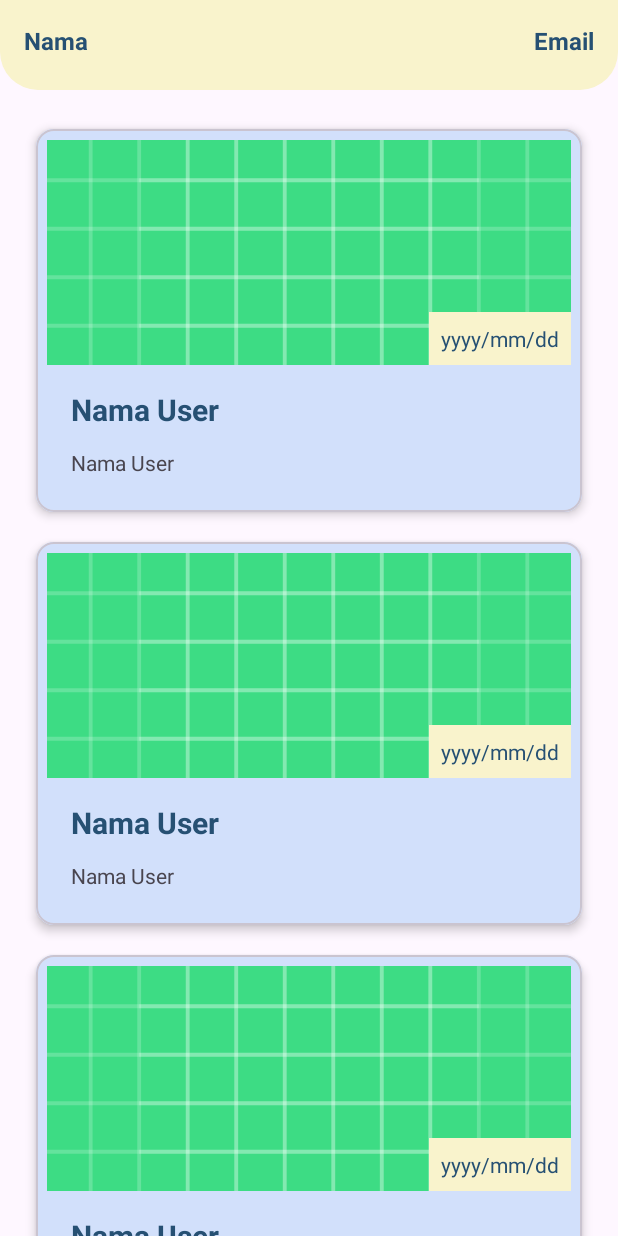
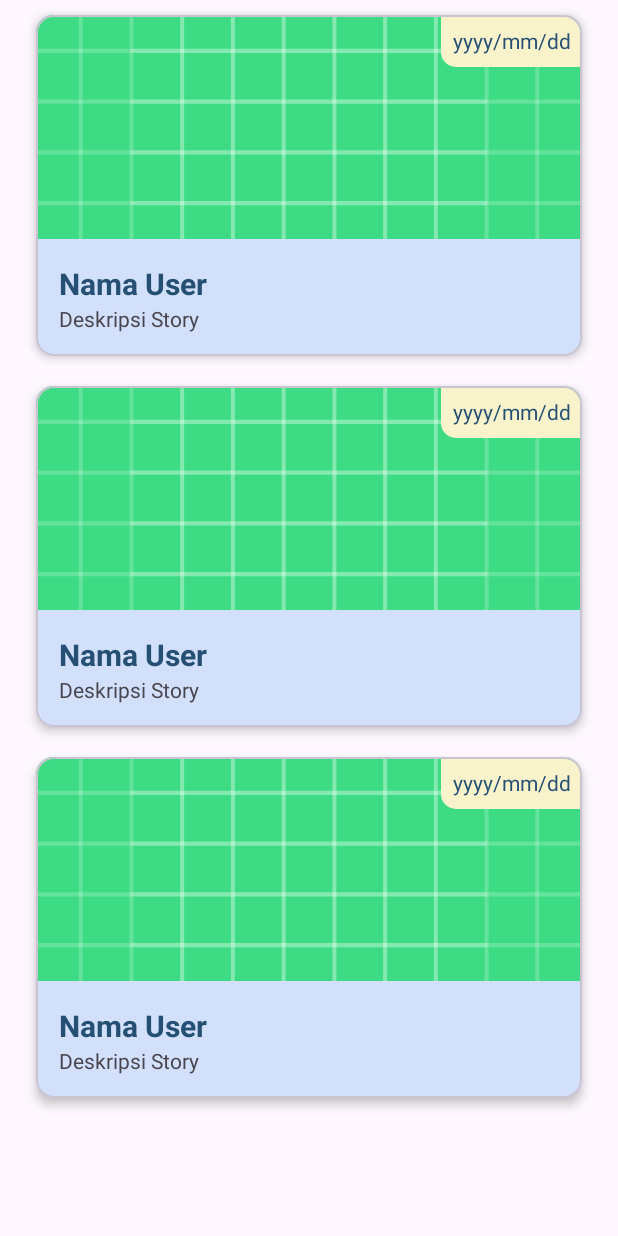
Before and after one commit to uqisya/bangkit-md, an Android app: the layout activity_main.xml on its own in the app's theme, with its tools: preview values and no code run, on a phone screen of 412 x 824 dp. Run offline under Robolectric (Android 15) with nearby library versions, the phone set to English and light mode, and no system bars.

Commit message:
fix(list story): fix recycler view linear layout manager

```diff
--- a/Android_Intermediate/submission/StoryAppSubmission/app/src/main/java/com/dicoding/storyappsubmission/view/main/MainActivity.kt
+++ b/Android_Intermediate/submission/StoryAppSubmission/app/src/main/java/com/dicoding/storyappsubmission/view/main/MainActivity.kt
@@ -42,6 +42,8 @@ class MainActivity : AppCompatActivity() {
 
         setBackgroundActionBar()
         supportActionBar?.show()
+
+        setLayoutAdapter()
 
         val viewModelFactory = ViewModelFactory.getInstance(this@MainActivity)
         viewModel = ViewModelProvider(this, viewModelFactory)[MainViewModel::class.java]
@@ -116,7 +118,7 @@ class MainActivity : AppCompatActivity() {
 
     private fun setBackgroundActionBar() {
         val actionBar = supportActionBar
-        val colorDrawable = ColorDrawable(resources.getColor(R.color.dark_blue_soft))
+        val colorDrawable = ColorDrawable(resources.getColor(R.color.blue_white_soft))
         actionBar?.setBackgroundDrawable(colorDrawable)
     }
 
--- /dev/null
+++ b/Android_Intermediate/submission/StoryAppSubmission/app/src/main/res/drawable/rounded_background.xml
@@ -0,0 +1,6 @@
+<?xml version="1.0" encoding="utf-8"?>
+<shape xmlns:android="http://schemas.android.com/apk/res/android">
+    <solid android:color="@color/yellow_white_soft"/>
+    <corners
+        android:bottomLeftRadius="10dp" />
+</shape>
--- a/Android_Intermediate/submission/StoryAppSubmission/app/src/main/res/layout/activity_main.xml
+++ b/Android_Intermediate/submission/StoryAppSubmission/app/src/main/res/layout/activity_main.xml
@@ -6,34 +6,6 @@
     android:layout_width="match_parent"
     android:layout_height="match_parent"
     tools:context=".view.main.MainActivity">
-
-    <ImageView
-        android:id="@+id/backgroundimageView"
-        android:layout_width="match_parent"
-        android:layout_height="0dp"
-        android:src="@drawable/background_account_information"
-        app:layout_constraintBottom_toTopOf="@+id/guidelineHorizontal"
-        app:layout_constraintTop_toTopOf="parent" />
-
-    <TextView
-        android:id="@+id/nameAccountTextView"
-        style="@style/TitleGeneral.HeaderAccount"
-        android:layout_width="wrap_content"
-        android:layout_height="wrap_content"
-        android:layout_margin="16dp"
-        android:text="@string/label_name"
-        app:layout_constraintStart_toStartOf="parent"
-        app:layout_constraintTop_toTopOf="@+id/backgroundimageView" />
-
-    <TextView
-        android:id="@+id/emailAccountTextView"
-        style="@style/TitleGeneral.HeaderAccount"
-        android:layout_width="wrap_content"
-        android:layout_height="wrap_content"
-        android:layout_margin="16dp"
-        android:text="@string/label_email"
-        app:layout_constraintEnd_toEndOf="parent"
-        app:layout_constraintTop_toTopOf="@+id/backgroundimageView" />
 
     <androidx.constraintlayout.widget.Guideline
         android:id="@+id/guidelineHorizontal"
@@ -46,13 +18,16 @@
         android:id="@+id/listStoryRecyclerView"
         android:layout_width="match_parent"
         android:layout_height="wrap_content"
-        android:layout_margin="16dp"
+        android:layout_marginStart="16dp"
+        android:layout_marginEnd="16dp"
         android:overScrollMode="ifContentScrolls"
         android:scrollbarSize="0dp"
+        android:paddingBottom="16dp"
+        android:clipToPadding="false"
         tools:listitem="@layout/story_item"
         app:layout_constraintEnd_toEndOf="parent"
         app:layout_constraintStart_toStartOf="parent"
-        app:layout_constraintTop_toBottomOf="@+id/backgroundimageView" />
+        app:layout_constraintTop_toTopOf="parent"/>
 
     <ProgressBar
         android:id="@+id/progress_bar"
--- a/Android_Intermediate/submission/StoryAppSubmission/app/src/main/res/layout/story_item.xml
+++ b/Android_Intermediate/submission/StoryAppSubmission/app/src/main/res/layout/story_item.xml
@@ -10,7 +10,6 @@
         android:layout_width="match_parent"
         android:layout_height="wrap_content"
         android:orientation="vertical"
-        android:padding="8dp"
         android:background="@color/blue_white_soft">
 
         <FrameLayout
@@ -28,8 +27,8 @@
                 android:id="@+id/timeTextView"
                 android:layout_width="wrap_content"
                 android:layout_height="wrap_content"
-                android:layout_gravity="bottom|end"
-                android:background="@color/yellow_white_soft"
+                android:layout_gravity="top|end"
+                android:background="@drawable/rounded_background"
                 android:padding="8dp"
                 android:text="@string/date_story"
                 android:textColor="@color/background_dark_blue" />
@@ -44,17 +43,20 @@
             android:layout_marginTop="16dp"
             android:layout_marginStart="16dp"
             android:layout_marginEnd="16dp"
-            android:text="@string/user_name" />
+            android:text="@string/user_name"
+            android:ellipsize="end"
+            android:maxLines="1" />
 
         <TextView
             android:id="@+id/itemDescriptionStoryTextView"
             android:layout_width="match_parent"
             android:layout_height="wrap_content"
-            android:layout_marginTop="12dp"
             android:layout_marginStart="16dp"
             android:layout_marginBottom="16dp"
             android:layout_marginEnd="16dp"
-            android:text="@string/user_name" />
+            android:text="@string/story_description"
+            android:ellipsize="end"
+            android:maxLines="1" />
     </LinearLayout>
 
 </com.google.android.material.card.MaterialCardView>
--- a/Android_Intermediate/submission/StoryAppSubmission/app/src/main/res/values/strings.xml
+++ b/Android_Intermediate/submission/StoryAppSubmission/app/src/main/res/values/strings.xml
@@ -18,4 +18,5 @@
     <string name="label_logout">Logout</string>
     <string name="user_name">Nama User</string>
     <string name="date_story">yyyy/mm/dd</string>
+    <string name="story_description">Deskripsi Story</string>
 </resources>
```
